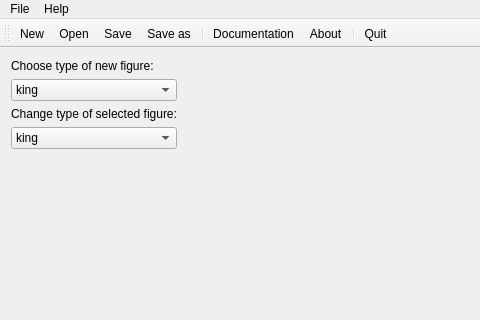
Above: mainwindow.ui from TheBestTvarynka/CourseWork before the change; both pictures show x 0 to 480 and y 0 to 320 of the 1069 by 630 pixel window. Below: the same form after it.
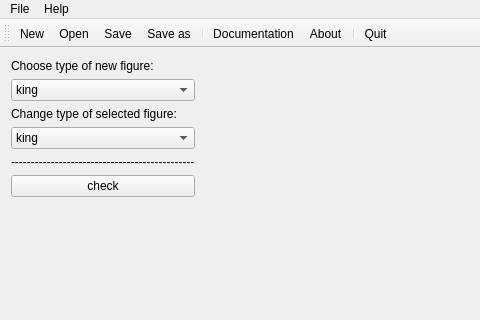
That is the form after the change. Icons and pictures are not drawn. Custom widgets are drawn as their Qt base class.

Commit message: work with file Add action for buttons: new, save, open. Name of opened showed on mainwindow title. Add bool unsaved_work() flag. Now program can write opened file (data takes from GLWidget). To open file I use QFileDialog().

The edit to the form file:
```diff
--- a/mainwindow.ui
+++ b/mainwindow.ui
@@ -93,6 +93,20 @@
         </item>
        </widget>
       </item>
+      <item>
+       <widget class="QLabel" name="label_3">
+        <property name="text">
+         <string>----------------------------------------------</string>
+        </property>
+       </widget>
+      </item>
+      <item>
+       <widget class="QPushButton" name="pushButton">
+        <property name="text">
+         <string>check</string>
+        </property>
+       </widget>
+      </item>
       <item>
        <spacer name="verticalSpacer">
         <property name="orientation">
```
The commit also changes 7 other files.
